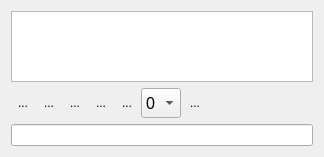
This is Modules/SegmentationUI/Qmitk/QmitkLabelSetWidgetControls.ui in MITK/MITK as Qt 5 draws it before an edit. The edited form follows.
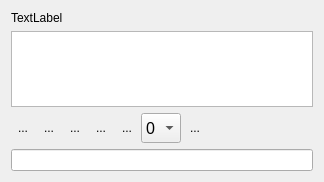
This is the edited form. Icons and pictures are not drawn. Custom widgets are drawn as their Qt base class.

Commit message: added a label for caption

```diff
--- a/Modules/SegmentationUI/Qmitk/QmitkLabelSetWidgetControls.ui
+++ b/Modules/SegmentationUI/Qmitk/QmitkLabelSetWidgetControls.ui
@@ -7,7 +7,7 @@
     <x>0</x>
     <y>0</y>
     <width>324</width>
-    <height>157</height>
+    <height>182</height>
    </rect>
   </property>
   <property name="sizePolicy">
@@ -20,6 +20,13 @@
    <string notr="true"/>
   </property>
   <layout class="QVBoxLayout" name="verticalLayout">
+   <item>
+    <widget class="QLabel" name="m_lblCaption">
+     <property name="text">
+      <string>TextLabel</string>
+     </property>
+    </widget>
+   </item>
    <item>
     <widget class="QmitkLabelSetTableWidget" name="m_LabelSetTableWidget">
      <property name="sizePolicy">
@@ -249,6 +256,19 @@
      </property>
     </widget>
    </item>
+   <item>
+    <spacer name="verticalSpacer">
+     <property name="orientation">
+      <enum>Qt::Vertical</enum>
+     </property>
+     <property name="sizeHint" stdset="0">
+      <size>
+       <width>20</width>
+       <height>40</height>
+      </size>
+     </property>
+    </spacer>
+   </item>
   </layout>
  </widget>
  <customwidgets>
```
The commit also changes 1 other file.
